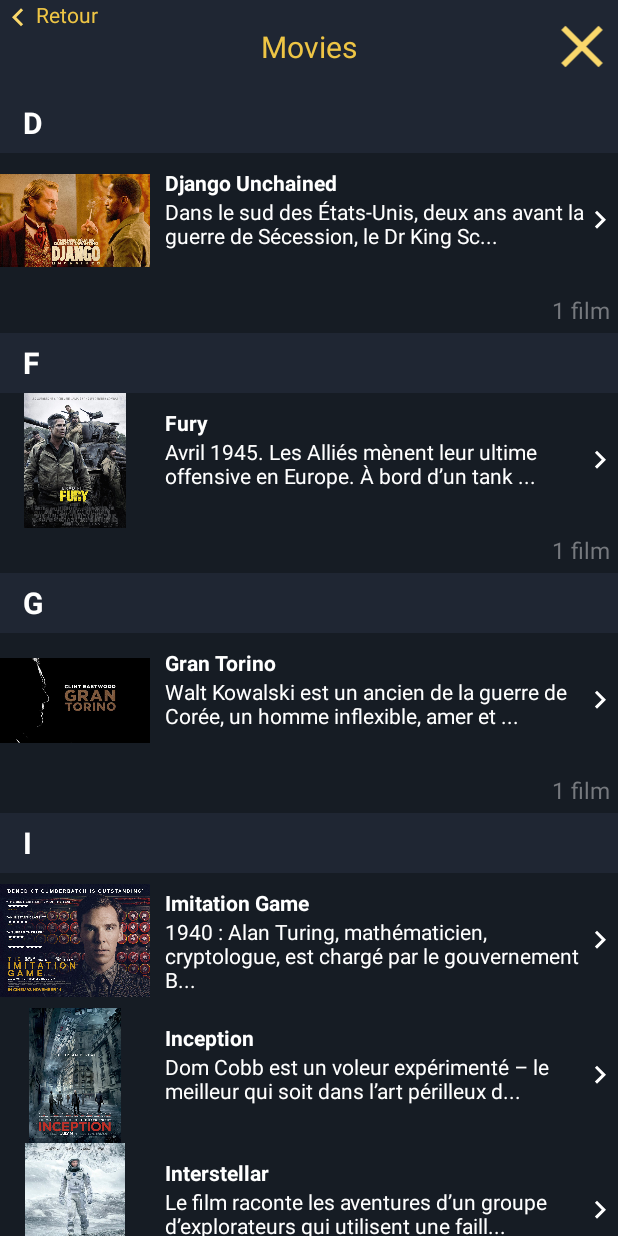
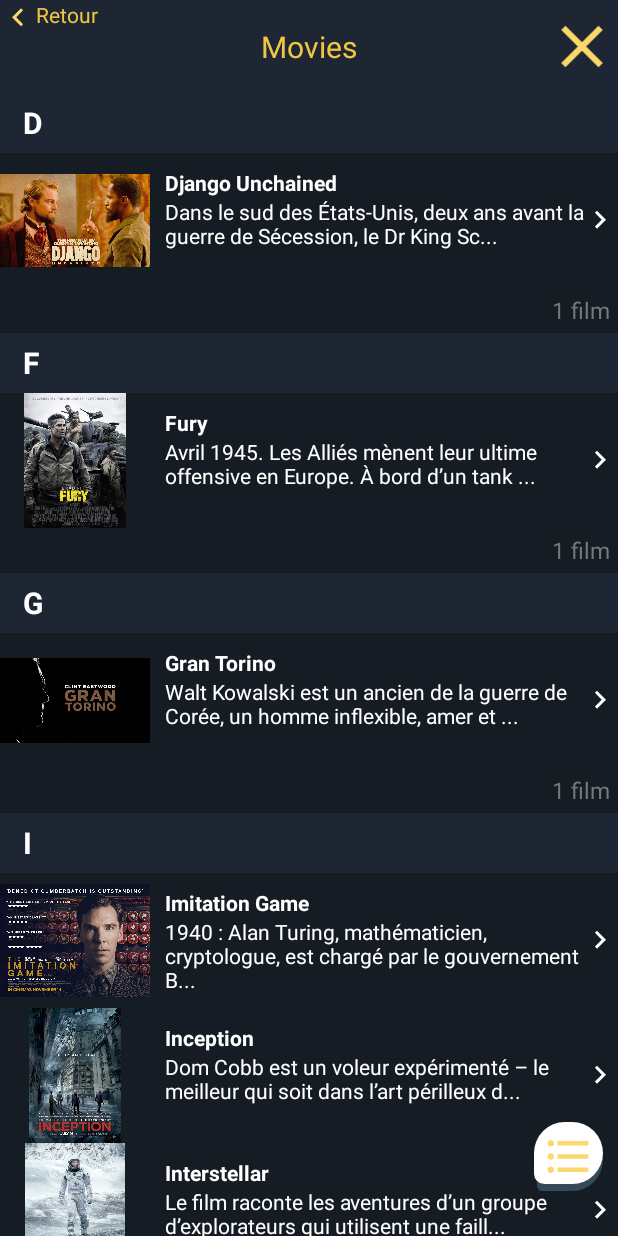
Before and after one commit to Christiantaguejou/CoursAndroid, an Android app: the screen it shows after launch (MoviesActivity), after a tap on an icon or button, on a phone screen of 412 x 824 dp. Run offline under Robolectric (Android 15) with nearby library versions, the phone set to English and light mode, and no system bars; 3 other taps on this screen came first.

Commit message:
Add return button from moviesActivity to categoriesActivity

```diff
--- a/TPs/ShareMovie/app/src/main/java/com/example/chris/sharemovie/CategoriesActivity.java
+++ b/TPs/ShareMovie/app/src/main/java/com/example/chris/sharemovie/CategoriesActivity.java
@@ -4,6 +4,8 @@ import android.support.v7.app.AppCompatActivity;
 import android.os.Bundle;
 import android.support.v7.widget.LinearLayoutManager;
 import android.support.v7.widget.RecyclerView;
+import android.view.View;
+import android.widget.LinearLayout;
 
 import com.example.chris.sharemovie.adapters.CategoriesAdapter;
 import com.example.chris.sharemovie.models.Category;
@@ -14,18 +16,25 @@ import java.util.List;
 public class CategoriesActivity extends AppCompatActivity {
 
     private RecyclerView recyclerView;
+    private LinearLayout backBtn;
 
     @Override
     protected void onCreate(Bundle savedInstanceState) {
         super.onCreate(savedInstanceState);
         setContentView(R.layout.activity_categories);
 
+        this.backBtn = findViewById(R.id.iconBack);
+        backBtn.setOnClickListener(onClickBack);
         this.recyclerView = findViewById(R.id.category_recycler_view);
         CategoriesAdapter categoriesAdapter = new CategoriesAdapter();
         categoriesAdapter.setCategories(setCategories());
         this.recyclerView.setAdapter(categoriesAdapter);
         this.recyclerView.setLayoutManager(new LinearLayoutManager(this));
     }
+
+    View.OnClickListener onClickBack = view -> {
+        finish();
+    };
 
     public List<Category> setCategories(){
         List<Category> categories = new ArrayList<>();
--- a/TPs/ShareMovie/app/src/main/java/com/example/chris/sharemovie/MainActivity.java
+++ b/TPs/ShareMovie/app/src/main/java/com/example/chris/sharemovie/MainActivity.java
@@ -32,7 +32,7 @@ public class MainActivity extends AppCompatActivity {
     private LinearLayout commentsList;
     private EditText editTextComment;
     private ImageView iconSend;
-    private ImageView iconBack;
+    private LinearLayout iconBack;
     private ImageView iconClose;
     private TextView backTitle;
     private ScrollView scrollBar;
@@ -45,6 +45,10 @@ public class MainActivity extends AppCompatActivity {
         setContentView(R.layout.activity_main);
 
         this.comments = new ArrayList<>();
+        this.initId();
+    }
+
+    protected void initId() {
 
         //icone
         iconLike = findViewById(R.id.btnLike);
@@ -68,12 +72,10 @@ public class MainActivity extends AppCompatActivity {
 
         //header
         backTitle = findViewById(R.id.backTitle);
-        backTitle.setOnClickListener(onClickClose);
 
         //comments
         commentsList = findViewById(R.id.commentList);
         recyclerView = findViewById(R.id.comment_recycler_view);
-
     }
 
     View.OnClickListener onClickLike = new View.OnClickListener(){
--- a/TPs/ShareMovie/app/src/main/java/com/example/chris/sharemovie/MoviesActivity.java
+++ b/TPs/ShareMovie/app/src/main/java/com/example/chris/sharemovie/MoviesActivity.java
@@ -1,9 +1,12 @@
 package com.example.chris.sharemovie;
 
+import android.content.Intent;
 import android.support.v7.app.AppCompatActivity;
 import android.os.Bundle;
 import android.support.v7.widget.LinearLayoutManager;
 import android.support.v7.widget.RecyclerView;
+import android.view.View;
+import android.widget.ImageView;
 
 import com.example.chris.sharemovie.adapters.MoviesAdapter;
 import com.example.chris.sharemovie.models.Category;
@@ -19,11 +22,15 @@ public class MoviesActivity extends AppCompatActivity {
 
     private RecyclerView recyclerView;
     private int movieWithSameFirstLetter;
+    private ImageView categoriesListView;
 
     @Override
     protected void onCreate(Bundle savedInstanceState) {
         super.onCreate(savedInstanceState);
         setContentView(R.layout.activity_movies);
+
+        categoriesListView = findViewById(R.id.category_list_btn);
+        categoriesListView.setOnClickListener(onClickCategories);
 
         this.recyclerView = findViewById(R.id.movies_recycler_view);
         MoviesAdapter moviesAdapter = new MoviesAdapter();
@@ -31,6 +38,11 @@ public class MoviesActivity extends AppCompatActivity {
         this.recyclerView.setAdapter(moviesAdapter);
         this.recyclerView.setLayoutManager(new LinearLayoutManager(this));
     }
+
+    View.OnClickListener onClickCategories = view -> {
+        Intent intent = new Intent(MoviesActivity.this, CategoriesActivity.class);
+        startActivity(intent);
+    };
 
     public List<ItemsMovieList> setMovies() {
         List<Movie> movies = new ArrayList<>();
--- /dev/null
+++ b/TPs/ShareMovie/app/src/main/res/drawable/circle.xml
@@ -0,0 +1,38 @@
+<?xml version="1.0" encoding="utf-8"?>
+<layer-list xmlns:android="http://schemas.android.com/apk/res/android">
+
+
+<item
+    android:top="5dp"
+    android:left="2dp">
+
+    <shape xmlns:android="http://schemas.android.com/apk/res/android"
+        android:shape="rectangle">
+        <solid android:color="#354959" />
+        <corners android:radius="60dp"
+            android:bottomLeftRadius="10dp"/>
+
+        <size
+            android:width="40dp"
+            android:height="40dp"/>
+
+    </shape>
+</item>
+
+<item
+android:bottom="5dp">
+<shape xmlns:android="http://schemas.android.com/apk/res/android"
+    android:shape="rectangle">
+
+    <solid android:color="@color/colorText" />
+    <corners android:radius="30dp"
+        android:bottomLeftRadius="10dp"/>
+
+    <size
+        android:width="40dp"
+        android:height="40dp"/>
+
+</shape>
+</item>
+
+</layer-list>
--- /dev/null
+++ b/TPs/ShareMovie/app/src/main/res/drawable/ic_format_list_bulleted_yellow_24dp.xml
@@ -0,0 +1,5 @@
+<vector android:height="35dp" android:tint="#FAD86B"
+    android:viewportHeight="24.0" android:viewportWidth="24.0"
+    android:width="35dp" xmlns:android="http://schemas.android.com/apk/res/android">
+    <path android:fillColor="#FF000000" android:pathData="M4,10.5c-0.83,0 -1.5,0.67 -1.5,1.5s0.67,1.5 1.5,1.5 1.5,-0.67 1.5,-1.5 -0.67,-1.5 -1.5,-1.5zM4,4.5c-0.83,0 -1.5,0.67 -1.5,1.5S3.17,7.5 4,7.5 5.5,6.83 5.5,6 4.83,4.5 4,4.5zM4,16.5c-0.83,0 -1.5,0.68 -1.5,1.5s0.68,1.5 1.5,1.5 1.5,-0.68 1.5,-1.5 -0.67,-1.5 -1.5,-1.5zM7,19h14v-2L7,17v2zM7,13h14v-2L7,11v2zM7,5v2h14L21,5L7,5z"/>
+</vector>
--- a/TPs/ShareMovie/app/src/main/res/layout/activity_movies.xml
+++ b/TPs/ShareMovie/app/src/main/res/layout/activity_movies.xml
@@ -6,6 +6,7 @@
     android:layout_width="match_parent"
     android:layout_height="match_parent"
     tools:context=".MoviesActivity">
+
 
     <com.example.chris.sharemovie.widgets.HeaderView
         android:id="@+id/header_view"
@@ -16,6 +17,7 @@
 
     </com.example.chris.sharemovie.widgets.HeaderView>
 
+
     <android.support.v7.widget.RecyclerView
         android:id="@+id/movies_recycler_view"
         android:layout_width="match_parent"
@@ -24,4 +26,23 @@
 
     </android.support.v7.widget.RecyclerView>
 
+    <RelativeLayout
+        android:layout_width="match_parent"
+        android:layout_height="match_parent">
+
+
+    <ImageView
+        android:id="@+id/category_list_btn"
+        android:layout_width="wrap_content"
+        android:layout_height="wrap_content"
+        android:background="@drawable/circle"
+        android:src="@drawable/ic_format_list_bulleted_yellow_24dp"
+        android:layout_alignParentBottom="true"
+        android:layout_alignParentEnd="true"
+        android:layout_marginEnd="10dp"
+        android:layout_marginBottom="30dp"
+        android:padding="5dp"/>
+
+    </RelativeLayout>
+
 </RelativeLayout>
--- a/TPs/ShareMovie/app/src/main/res/layout/header_view.xml
+++ b/TPs/ShareMovie/app/src/main/res/layout/header_view.xml
@@ -7,12 +7,12 @@
     android:background="@color/colorMenuBackground">
 
     <LinearLayout
+        android:id="@+id/iconBack"
         android:layout_width="wrap_content"
         android:layout_height="wrap_content"
         android:orientation="horizontal">
 
         <ImageView
-            android:id="@+id/iconBack"
             android:layout_width="wrap_content"
             android:layout_height="wrap_content"
             android:src="@drawable/ic_keyboard_arrow_left_black_24dp"/>
@@ -22,6 +22,7 @@
             android:layout_width="wrap_content"
             android:layout_height="wrap_content"
             android:layout_alignParentStart="true"
+            android:text="Back"
             android:textColor="@color/colorTitle"/>
     </LinearLayout>
 
```
